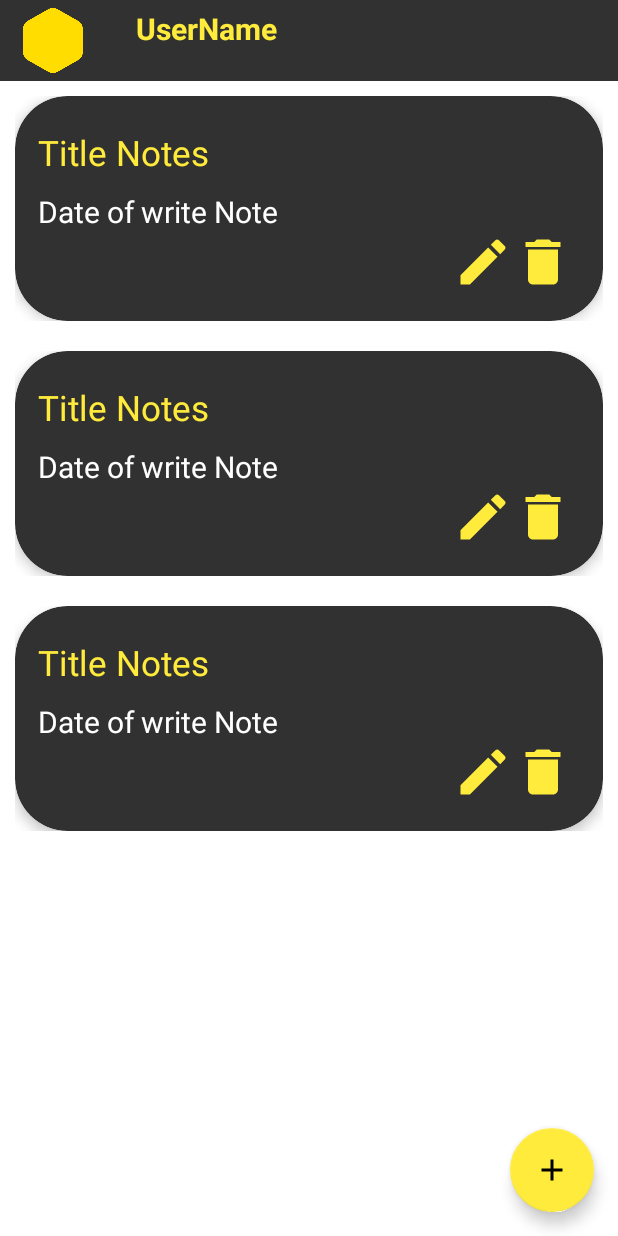
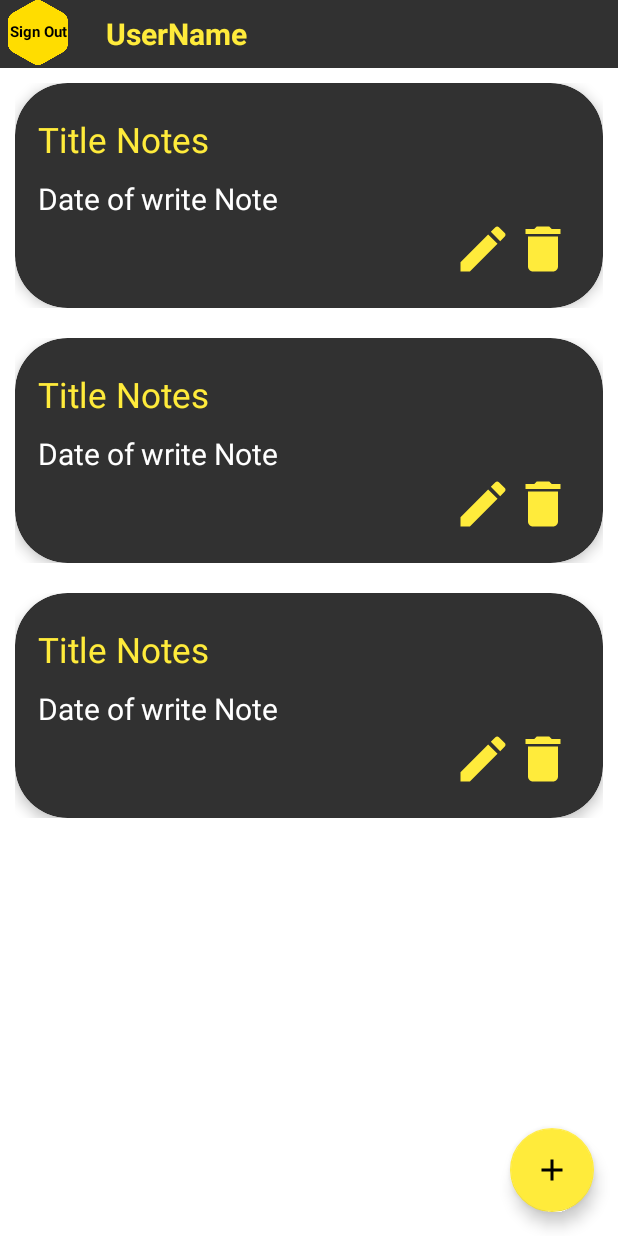
Before and after one commit to LayaArianpour/OnlineNotes, an Android app: the layout activity_main.xml on its own in the app's theme, with its tools: preview values and no code run, on a phone screen of 412 x 824 dp. Run offline under Robolectric (Android 15) with nearby library versions, the phone set to English and light mode, and no system bars.

Commit message:
Part8: SignOut

```diff
--- a/app/build.gradle
+++ b/app/build.gradle
@@ -50,4 +50,6 @@ dependencies {
 
     implementation "androidx.cardview:cardview:1.0.0"
 
+    implementation 'com.github.samanzamani.persiandate:PersianDate:0.8'
+
 }
--- a/app/src/main/res/layout/activity_main.xml
+++ b/app/src/main/res/layout/activity_main.xml
@@ -1,5 +1,5 @@
 <?xml version="1.0" encoding="utf-8"?>
-<androidx.constraintlayout.widget.ConstraintLayout
+<RelativeLayout
     xmlns:android="http://schemas.android.com/apk/res/android"
     xmlns:app="http://schemas.android.com/apk/res-auto"
     xmlns:tools="http://schemas.android.com/tools"
@@ -8,38 +8,13 @@
     tools:context=".MainActivity"
     android:background="@color/white">
 
-    <RelativeLayout
-        android:layout_width="match_parent"
-        android:layout_height="match_parent">
 
         <RelativeLayout
             android:layout_width="match_parent"
-            android:layout_height="wrap_content"
+            android:layout_height="45dp"
             android:id="@+id/bar"
-            android:background="?android:windowBackground">
-
-            <LinearLayout
-                android:layout_width="match_parent"
-                android:layout_height="wrap_content"
-                android:id="@+id/toolbar"
-                android:padding="5dp"
-                android:background="@color/purple_700">
-
-                <ImageView
-                    android:id="@+id/txt_SignOut"
-                    android:layout_marginRight="20dp"
-                    android:layout_width="40dp"
-                    android:layout_height="43dp"
-                    android:background="@drawable/ic_shape_logo"
-                    android:text="Sign Out"
-                    android:textColor="@color/black"
-                    android:textSize="10dp"
-                    android:textAlignment="center"
-                    android:paddingTop="14dp"
-                    android:textStyle="bold"
-                    android:layout_marginLeft="10dp"
-                    />
-
+            android:background="@color/purple_700"
+            android:padding="5dp">
             <TextView
                 android:layout_width="wrap_content"
                 android:layout_height="wrap_content"
@@ -50,13 +25,12 @@
                 android:textColorHint="@color/purple_200"
                 android:textSize="20sp"
                 android:textColor="@color/purple_200"
-                    android:layout_marginStart="10dp"
+                android:layout_marginLeft="60dp"
                 android:paddingLeft="5dp"
                 android:textStyle="bold"
+                android:layout_centerVertical="true"
                 />
 
-
-            </LinearLayout>
 
         </RelativeLayout>
 
@@ -90,8 +64,19 @@
             android:layout_alignParentBottom="true"
             android:layout_alignParentRight="true"/>
 
-    </RelativeLayout>
+    <TextView
+        android:id="@+id/txt_SignOut"
+        android:layout_width="40dp"
+        android:layout_height="43dp"
+        android:layout_marginStart="5dp"
+        android:background="@drawable/ic_shape_logo"
+        android:textColor="@color/black"
+        android:textSize="10dp"
+        android:textAlignment="center"
+        android:paddingTop="14dp"
+        android:textStyle="bold"
+        android:text="Sign Out" />
 
 
 
-</androidx.constraintlayout.widget.ConstraintLayout>
+    </RelativeLayout>
```
Also changed, not shown: app/src/main/java/com/example/onlinenotes/Adapter/UsersAdapter.java (deleted, +0 -37 lines), app/src/main/java/com/example/onlinenotes/EditActivity.java (+6 -5 lines), app/src/main/java/com/example/onlinenotes/MainActivity.java (+7 -20 lines). Lines whose indentation alone changed are shown as unchanged.
